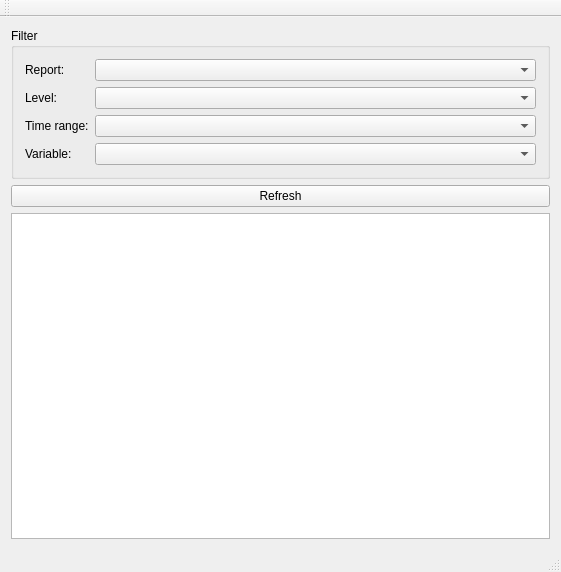
Before: the Qt Designer form provamimainwindow.ui in ARPA-SIMC/provami, drawn with Qt 5.
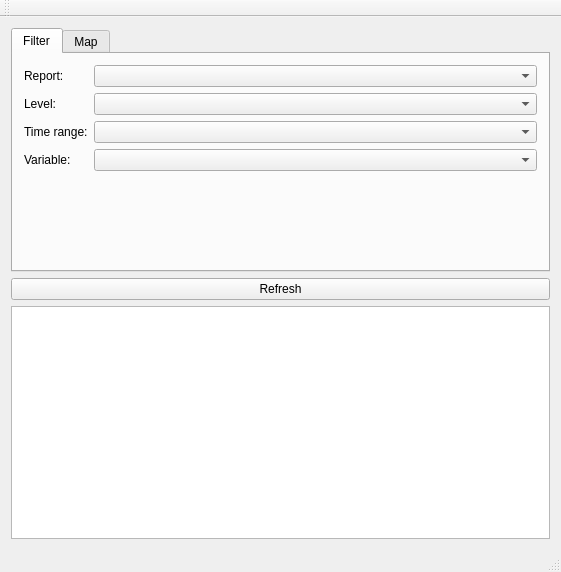
After: the same form once the commit is applied. The open tabs and pages were chosen to show the change. Custom widgets are drawn as their Qt base class.

Patch:
```diff
--- a/provamimainwindow.ui
+++ b/provamimainwindow.ui
@@ -10,19 +10,43 @@
     <height>572</height>
    </rect>
   </property>
+  <property name="sizePolicy">
+   <sizepolicy hsizetype="Preferred" vsizetype="Minimum">
+    <horstretch>0</horstretch>
+    <verstretch>0</verstretch>
+   </sizepolicy>
+  </property>
   <property name="windowTitle">
    <string>ProvamiMainWindow</string>
   </property>
   <widget class="QWidget" name="centralWidget">
    <layout class="QVBoxLayout" name="verticalLayout">
     <item>
-     <widget class="QGroupBox" name="groupBox">
-      <property name="title">
+     <widget class="QTabWidget" name="tabWidget">
+      <property name="sizePolicy">
+       <sizepolicy hsizetype="Expanding" vsizetype="Minimum">
+        <horstretch>0</horstretch>
+        <verstretch>0</verstretch>
+       </sizepolicy>
+      </property>
+      <property name="currentIndex">
+       <number>1</number>
+      </property>
+      <widget class="QWidget" name="tab_filter">
+       <property name="sizePolicy">
+        <sizepolicy hsizetype="Preferred" vsizetype="Preferred">
+         <horstretch>0</horstretch>
+         <verstretch>0</verstretch>
+        </sizepolicy>
+       </property>
+       <attribute name="title">
        <string>Filter</string>
-      </property>
+       </attribute>
+       <layout class="QVBoxLayout" name="verticalLayout_3">
+        <item>
       <layout class="QFormLayout" name="formLayout">
-       <property name="fieldGrowthPolicy">
-        <enum>QFormLayout::AllNonFixedFieldsGrow</enum>
+          <property name="sizeConstraint">
+           <enum>QLayout::SetDefaultConstraint</enum>
        </property>
        <item row="0" column="0">
         <widget class="QLabel" name="label">
@@ -65,6 +89,23 @@
         <widget class="QComboBox" name="filter_varcode"/>
        </item>
       </layout>
+        </item>
+       </layout>
+      </widget>
+      <widget class="QWidget" name="tab_map">
+       <attribute name="title">
+        <string>Map</string>
+       </attribute>
+       <layout class="QVBoxLayout" name="verticalLayout_4">
+        <item>
+         <widget class="MapView" name="mapview">
+          <property name="dragMode">
+           <enum>QGraphicsView::ScrollHandDrag</enum>
+          </property>
+         </widget>
+        </item>
+       </layout>
+      </widget>
      </widget>
     </item>
     <item>
@@ -104,6 +145,13 @@
   <widget class="QStatusBar" name="statusBar"/>
  </widget>
  <layoutdefault spacing="6" margin="11"/>
+ <customwidgets>
+  <customwidget>
+   <class>MapView</class>
+   <extends>QGraphicsView</extends>
+   <header>mapview.h</header>
+  </customwidget>
+ </customwidgets>
  <resources/>
  <connections/>
 </ui>
```
Lines whose indentation alone changed are shown as unchanged.
